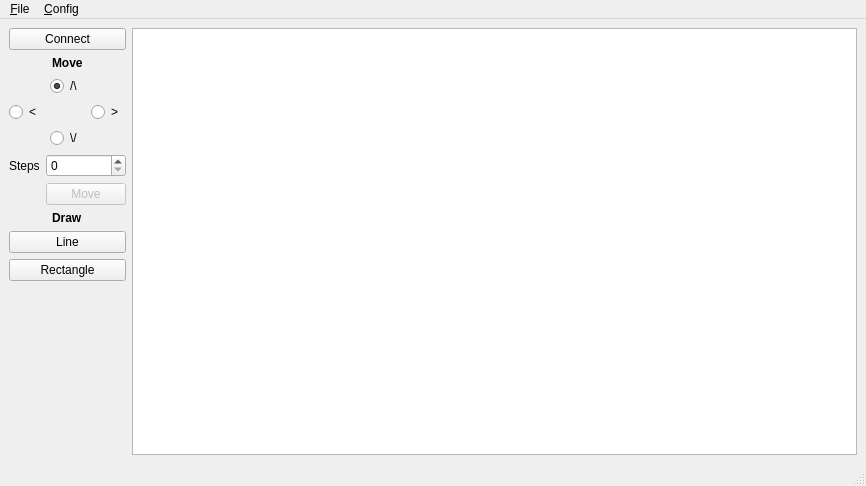
stvc/vxm-control, file src/mainwindow.ui: the form before one commit.
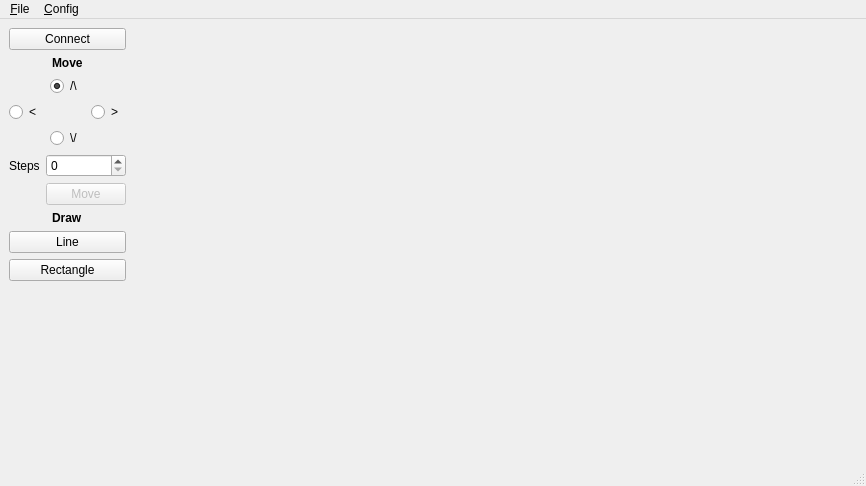
The form after the commit.

Commit message: simple implementation of camera support

```diff
--- a/src/mainwindow.ui
+++ b/src/mainwindow.ui
@@ -170,7 +170,14 @@
      </layout>
     </item>
     <item>
-     <widget class="QGraphicsView" name="cameraFeed"/>
+     <widget class="QStackedWidget" name="stackedWidget">
+      <property name="currentIndex">
+       <number>0</number>
+      </property>
+      <widget class="QWidget" name="page">
+       <layout class="QHBoxLayout" name="horizontalLayout_2"/>
+      </widget>
+     </widget>
     </item>
    </layout>
   </widget>
```
The commit also changes 3 other files.
